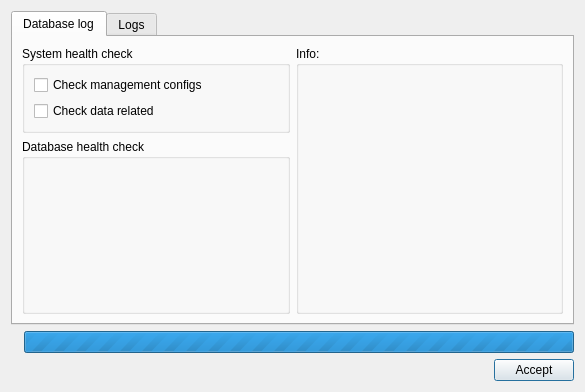
First picture: the form in core/ui/toolbars/cm/check_project_cm.ui, repository Giswater/giswater_qgis_plugin, before the edit.
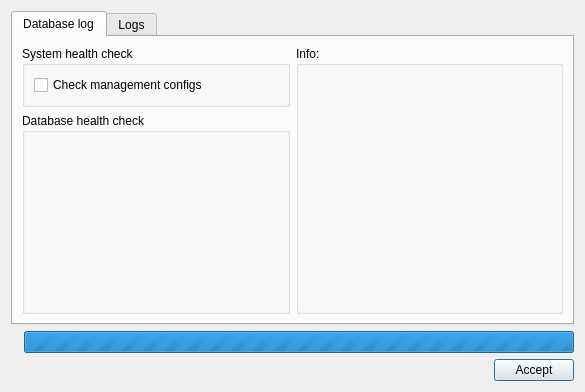
Second picture: the form after the edit.

Commit message: fix(cm): remove checkbox from checkproject

What changed in the file:
```diff
--- a/core/ui/toolbars/cm/check_project_cm.ui
+++ b/core/ui/toolbars/cm/check_project_cm.ui
@@ -106,13 +106,6 @@
             </property>
            </widget>
           </item>
-          <item row="1" column="0">
-           <widget class="QCheckBox" name="chk_data_related">
-            <property name="text">
-             <string>Check data related</string>
-            </property>
-           </widget>
-          </item>
          </layout>
         </widget>
        </item>
```
The commit also changes 2 other files.
